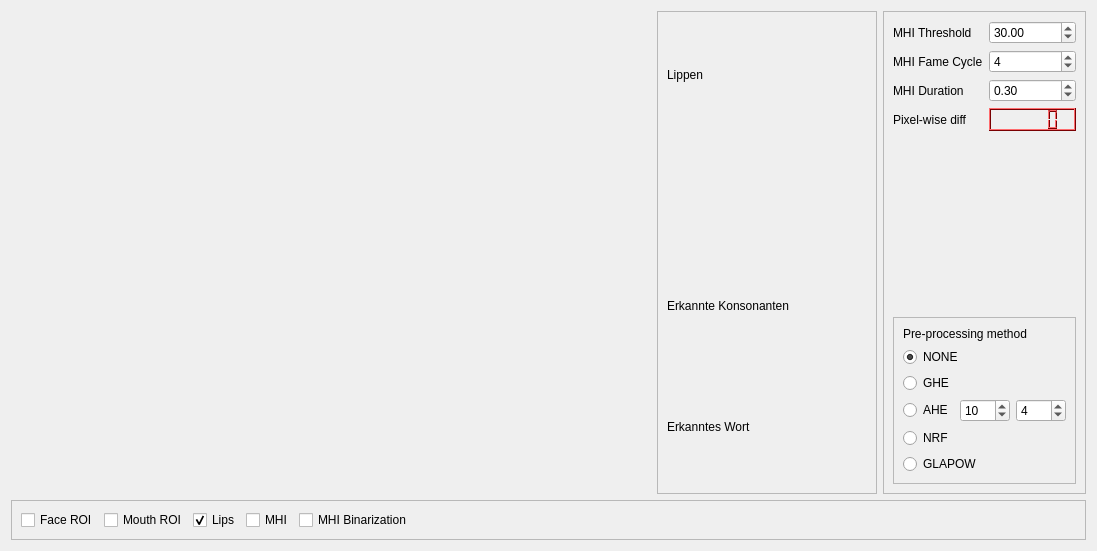
The window that src/rqt_liprec/liprec.ui (Mosa-/LipRec) describes before a commit, drawn with Qt 5.
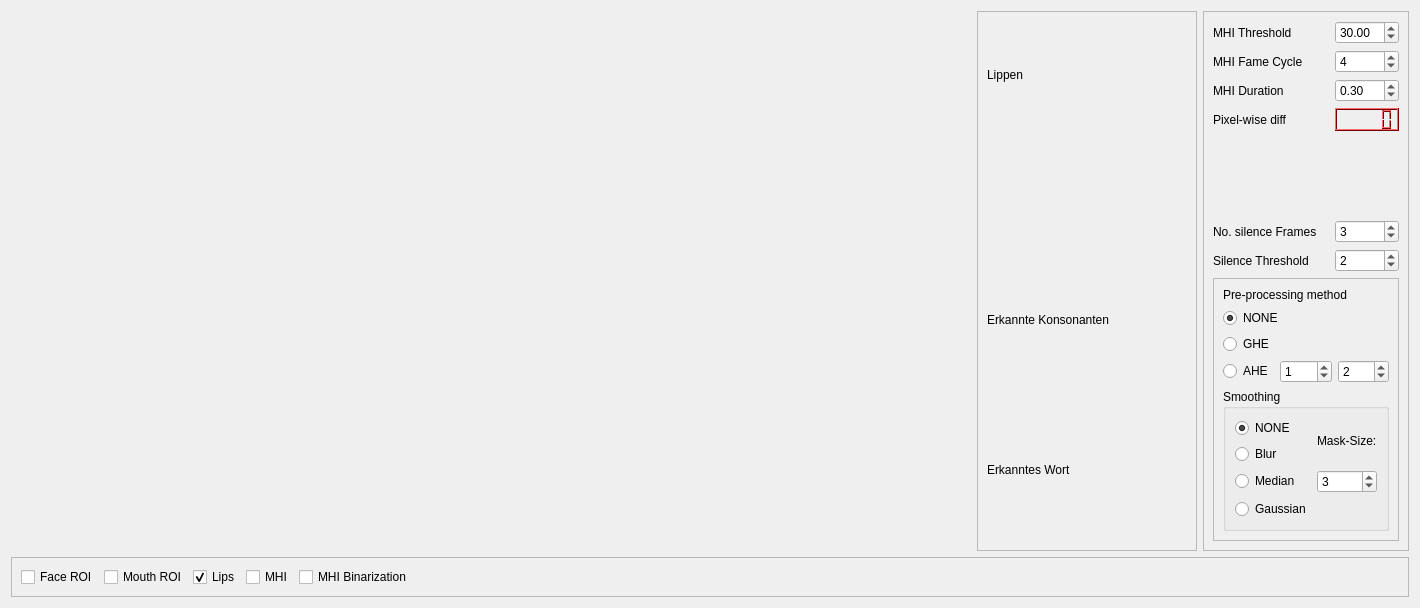
The same window after the commit.

Commit message: #Change lip activation state machine, +Smoothing lips (Blur, Median, Gaussian)

```diff
--- a/src/rqt_liprec/liprec.ui
+++ b/src/rqt_liprec/liprec.ui
@@ -6,7 +6,7 @@
    <rect>
     <x>0</x>
     <y>0</y>
-    <width>1097</width>
+    <width>1100</width>
     <height>551</height>
    </rect>
   </property>
@@ -14,19 +14,6 @@
    <string>Form</string>
   </property>
   <layout class="QGridLayout" name="gridLayout_4">
-   <item row="0" column="0">
-    <widget class="QLabel" name="lbl_cam">
-     <property name="minimumSize">
-      <size>
-       <width>640</width>
-       <height>480</height>
-      </size>
-     </property>
-     <property name="text">
-      <string/>
-     </property>
-    </widget>
-   </item>
    <item row="0" column="1">
     <widget class="QFrame" name="frame">
      <property name="frameShape">
@@ -103,6 +90,97 @@
      </layout>
     </widget>
    </item>
+   <item row="0" column="0">
+    <widget class="QLabel" name="lbl_cam">
+     <property name="minimumSize">
+      <size>
+       <width>960</width>
+       <height>540</height>
+      </size>
+     </property>
+     <property name="text">
+      <string/>
+     </property>
+    </widget>
+   </item>
+   <item row="1" column="0" colspan="3">
+    <widget class="QFrame" name="frame_2">
+     <property name="frameShape">
+      <enum>QFrame::StyledPanel</enum>
+     </property>
+     <property name="frameShadow">
+      <enum>QFrame::Raised</enum>
+     </property>
+     <layout class="QGridLayout" name="gridLayout_2">
+      <item row="0" column="0">
+       <widget class="QCheckBox" name="cbFaceROI">
+        <property name="text">
+         <string>Face ROI</string>
+        </property>
+        <property name="checked">
+         <bool>false</bool>
+        </property>
+       </widget>
+      </item>
+      <item row="0" column="5">
+       <spacer name="horizontalSpacer">
+        <property name="orientation">
+         <enum>Qt::Horizontal</enum>
+        </property>
+        <property name="sizeHint" stdset="0">
+         <size>
+          <width>195</width>
+          <height>20</height>
+         </size>
+        </property>
+       </spacer>
+      </item>
+      <item row="0" column="2">
+       <widget class="QCheckBox" name="cbLips">
+        <property name="enabled">
+         <bool>true</bool>
+        </property>
+        <property name="acceptDrops">
+         <bool>false</bool>
+        </property>
+        <property name="text">
+         <string>Lips</string>
+        </property>
+        <property name="checked">
+         <bool>true</bool>
+        </property>
+        <property name="autoRepeat">
+         <bool>false</bool>
+        </property>
+        <property name="tristate">
+         <bool>false</bool>
+        </property>
+       </widget>
+      </item>
+      <item row="0" column="3">
+       <widget class="QCheckBox" name="cbMHI">
+        <property name="text">
+         <string>MHI</string>
+        </property>
+       </widget>
+      </item>
+      <item row="0" column="1">
+       <widget class="QCheckBox" name="cbMouthROI">
+        <property name="text">
+         <string>Mouth ROI</string>
+        </property>
+       </widget>
+      </item>
+      <item row="0" column="4">
+       <widget class="QCheckBox" name="cbMHIBinarization">
+        <property name="text">
+         <string>MHI Binarization</string>
+        </property>
+       </widget>
+      </item>
+     </layout>
+    </widget>
+   </item>
    <item row="0" column="2">
     <widget class="QFrame" name="frame_3">
      <property name="frameShape">
@@ -111,15 +189,161 @@
      <property name="frameShadow">
       <enum>QFrame::Raised</enum>
      </property>
-     <layout class="QGridLayout" name="gridLayout_5">
-      <item row="1" column="1">
+     <layout class="QGridLayout" name="gridLayout_6">
+      <item row="0" column="2">
+       <widget class="QDoubleSpinBox" name="dsbMHIThreshold">
+        <property name="value">
+         <double>30.000000000000000</double>
+        </property>
+       </widget>
+      </item>
+      <item row="7" column="0" colspan="3">
+       <widget class="QFrame" name="frame_4">
+        <property name="frameShape">
+         <enum>QFrame::StyledPanel</enum>
+        </property>
+        <property name="frameShadow">
+         <enum>QFrame::Raised</enum>
+        </property>
+        <layout class="QGridLayout" name="gridLayout_5">
+         <item row="0" column="0" colspan="3">
+          <widget class="QLabel" name="label_5">
+           <property name="text">
+            <string>Pre-processing method</string>
+           </property>
+          </widget>
+         </item>
+         <item row="3" column="1">
+          <widget class="QSpinBox" name="sbClipLimit">
+           <property name="value">
+            <number>1</number>
+           </property>
+          </widget>
+         </item>
+         <item row="3" column="2">
+          <widget class="QSpinBox" name="sbSize">
+           <property name="value">
+            <number>2</number>
+           </property>
+          </widget>
+         </item>
+         <item row="2" column="0">
+          <widget class="QRadioButton" name="rbGHE">
+           <property name="text">
+            <string>GHE</string>
+           </property>
+          </widget>
+         </item>
+         <item row="1" column="0" colspan="2">
+          <widget class="QRadioButton" name="rbNone">
+           <property name="text">
+            <string>NONE</string>
+           </property>
+           <property name="checked">
+            <bool>true</bool>
+           </property>
+          </widget>
+         </item>
+         <item row="3" column="0">
+          <widget class="QRadioButton" name="rbAHE">
+           <property name="text">
+            <string>AHE</string>
+           </property>
+          </widget>
+         </item>
+         <item row="4" column="0" colspan="3">
+          <widget class="QGroupBox" name="groupBox_5">
+           <property name="title">
+            <string>Smoothing</string>
+           </property>
+           <layout class="QGridLayout" name="gridLayout_3">
+            <item row="0" column="0">
+             <widget class="QRadioButton" name="rbNone2">
+              <property name="text">
+               <string>NONE</string>
+              </property>
+              <property name="checked">
+               <bool>true</bool>
+              </property>
+             </widget>
+            </item>
+            <item row="2" column="0">
+             <widget class="QRadioButton" name="rbMedian">
+              <property name="text">
+               <string>Median</string>
+              </property>
+             </widget>
+            </item>
+            <item row="3" column="0">
+             <widget class="QRadioButton" name="rbGaussian">
+              <property name="text">
+               <string>Gaussian</string>
+              </property>
+             </widget>
+            </item>
+            <item row="1" column="0">
+             <widget class="QRadioButton" name="rbBlur">
+              <property name="text">
+               <string>Blur</string>
+              </property>
+             </widget>
+            </item>
+            <item row="0" column="1" rowspan="2">
+             <widget class="QLabel" name="label_6">
+              <property name="text">
+               <string>Mask-Size:</string>
+              </property>
+             </widget>
+            </item>
+            <item row="2" column="1">
+             <widget class="QSpinBox" name="sbMask">
+              <property name="value">
+               <number>3</number>
+              </property>
+             </widget>
+            </item>
+           </layout>
+          </widget>
+         </item>
+        </layout>
+       </widget>
+      </item>
+      <item row="3" column="0">
+       <widget class="QLabel" name="label_4">
+        <property name="text">
+         <string>Pixel-wise diff</string>
+        </property>
+       </widget>
+      </item>
+      <item row="2" column="0">
+       <widget class="QLabel" name="label_2">
+        <property name="text">
+         <string>MHI Duration</string>
+        </property>
+       </widget>
+      </item>
+      <item row="1" column="2">
        <widget class="QSpinBox" name="sbMHIFC">
         <property name="value">
          <number>4</number>
         </property>
        </widget>
       </item>
-      <item row="3" column="1">
+      <item row="2" column="2">
+       <widget class="QDoubleSpinBox" name="dsbMHIDuration">
+        <property name="value">
+         <double>0.300000000000000</double>
+        </property>
+       </widget>
+      </item>
+      <item row="0" column="0">
+       <widget class="QLabel" name="label_3">
+        <property name="text">
+         <string>MHI Threshold</string>
+        </property>
+       </widget>
+      </item>
+      <item row="3" column="2">
        <widget class="QLCDNumber" name="lcdPixelWiseDiff">
         <property name="palette">
          <palette>
@@ -545,113 +769,24 @@
         </property>
        </widget>
       </item>
+      <item row="6" column="0" colspan="2">
+       <widget class="QLabel" name="label_8">
+        <property name="text">
+         <string>Silence Threshold</string>
+        </property>
+       </widget>
+      </item>
       <item row="5" column="0" colspan="2">
-       <widget class="QFrame" name="frame_4">
-        <property name="frameShape">
-         <enum>QFrame::StyledPanel</enum>
-        </property>
-        <property name="frameShadow">
-         <enum>QFrame::Raised</enum>
-        </property>
-        <layout class="QGridLayout" name="gridLayout_6">
-         <item row="0" column="0">
-          <widget class="QLabel" name="label_5">
-           <property name="text">
-            <string>Pre-processing method</string>
-           </property>
-          </widget>
-         </item>
-         <item row="1" column="0">
-          <layout class="QGridLayout" name="gridLayout_3">
-           <item row="0" column="0" colspan="2">
-            <widget class="QRadioButton" name="rbNone">
-             <property name="text">
-              <string>NONE</string>
-             </property>
-             <property name="checked">
-              <bool>true</bool>
-             </property>
-            </widget>
-           </item>
-           <item row="1" column="0">
-            <widget class="QRadioButton" name="rbGHE">
-             <property name="text">
-              <string>GHE</string>
-             </property>
-            </widget>
-           </item>
-           <item row="2" column="0">
-            <widget class="QRadioButton" name="rbAHE">
-             <property name="text">
-              <string>AHE</string>
-             </property>
-            </widget>
-           </item>
-           <item row="2" column="1">
-            <widget class="QSpinBox" name="sbClipLimit">
-             <property name="value">
-              <number>10</number>
-             </property>
-            </widget>
-           </item>
-           <item row="2" column="2">
-            <widget class="QSpinBox" name="sbSize">
-             <property name="value">
-              <number>4</number>
-             </property>
-            </widget>
-           </item>
-           <item row="3" column="0">
-            <widget class="QRadioButton" name="rbNRF">
-             <property name="text">
-              <string>NRF</string>
-             </property>
-            </widget>
-           </item>
-           <item row="4" column="0" colspan="2">
-            <widget class="QRadioButton" name="rbGLAPOW">
-             <property name="text">
-              <string>GLAPOW</string>
-             </property>
-            </widget>
-           </item>
-          </layout>
-         </item>
-        </layout>
-       </widget>
-      </item>
-      <item row="2" column="0">
-       <widget class="QLabel" name="label_2">
+       <widget class="QLabel" name="label_7">
         <property name="text">
-         <string>MHI Duration</string>
+         <string>No. silence Frames</string>
         </property>
        </widget>
       </item>
-      <item row="2" column="1">
-       <widget class="QDoubleSpinBox" name="dsbMHIDuration">
+      <item row="6" column="2">
+       <widget class="QSpinBox" name="sbST">
         <property name="value">
-         <double>0.300000000000000</double>
-        </property>
-       </widget>
-      </item>
-      <item row="3" column="0">
-       <widget class="QLabel" name="label_4">
-        <property name="text">
-         <string>Pixel-wise diff</string>
-        </property>
-       </widget>
-      </item>
-      <item row="0" column="0">
-       <widget class="QLabel" name="label_3">
-        <property name="text">
-         <string>MHI Threshold</string>
-        </property>
-       </widget>
-      </item>
-      <item row="0" column="1">
-       <widget class="QDoubleSpinBox" name="dsbMHIThreshold">
-        <property name="value">
-         <double>30.000000000000000</double>
+         <number>2</number>
         </property>
        </widget>
       </item>
@@ -662,6 +797,13 @@
         </property>
        </widget>
       </item>
+      <item row="5" column="2">
+       <widget class="QSpinBox" name="sbNoSF">
+        <property name="value">
+         <number>3</number>
+        </property>
+       </widget>
+      </item>
       <item row="4" column="0">
        <spacer name="verticalSpacer">
         <property name="orientation">
@@ -678,84 +820,6 @@
      </layout>
     </widget>
    </item>
-   <item row="1" column="0" colspan="3">
-    <widget class="QFrame" name="frame_2">
-     <property name="frameShape">
-      <enum>QFrame::StyledPanel</enum>
-     </property>
-     <property name="frameShadow">
-      <enum>QFrame::Raised</enum>
-     </property>
-     <layout class="QGridLayout" name="gridLayout_2">
-      <item row="0" column="0">
-       <widget class="QCheckBox" name="cbFaceROI">
-        <property name="text">
-         <string>Face ROI</string>
-        </property>
-        <property name="checked">
-         <bool>false</bool>
-        </property>
-       </widget>
-      </item>
-      <item row="0" column="5">
-       <spacer name="horizontalSpacer">
-        <property name="orientation">
-         <enum>Qt::Horizontal</enum>
-        </property>
-        <property name="sizeHint" stdset="0">
-         <size>
-          <width>195</width>
-          <height>20</height>
-         </size>
-        </property>
-       </spacer>
-      </item>
-      <item row="0" column="2">
-       <widget class="QCheckBox" name="cbLips">
-        <property name="enabled">
-         <bool>true</bool>
-        </property>
-        <property name="acceptDrops">
-         <bool>false</bool>
-        </property>
-        <property name="text">
-         <string>Lips</string>
-        </property>
-        <property name="checked">
-         <bool>true</bool>
-        </property>
-        <property name="autoRepeat">
-         <bool>false</bool>
-        </property>
-        <property name="tristate">
-         <bool>false</bool>
-        </property>
-       </widget>
-      </item>
-      <item row="0" column="3">
-       <widget class="QCheckBox" name="cbMHI">
-        <property name="text">
-         <string>MHI</string>
-        </property>
-       </widget>
-      </item>
-      <item row="0" column="1">
-       <widget class="QCheckBox" name="cbMouthROI">
-        <property name="text">
-         <string>Mouth ROI</string>
-        </property>
-       </widget>
-      </item>
-      <item row="0" column="4">
-       <widget class="QCheckBox" name="cbMHIBinarization">
-        <property name="text">
-         <string>MHI Binarization</string>
-        </property>
-       </widget>
-      </item>
-     </layout>
-    </widget>
-   </item>
   </layout>
  </widget>
  <resources/>
```
The commit also changes 2 other files.
